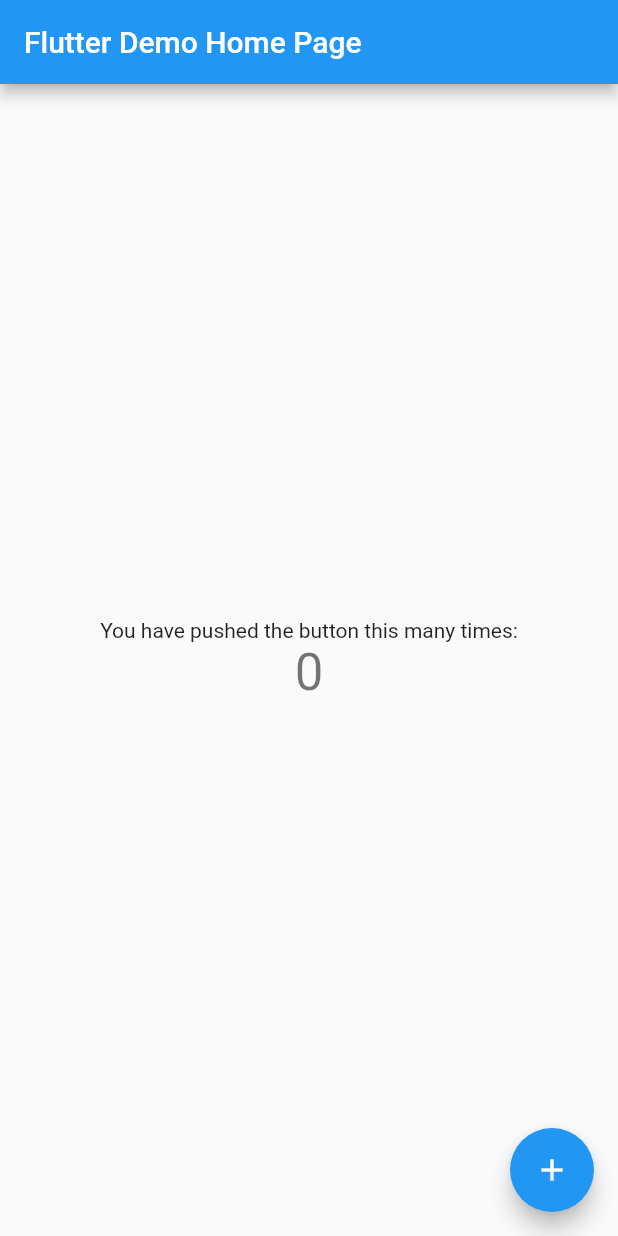
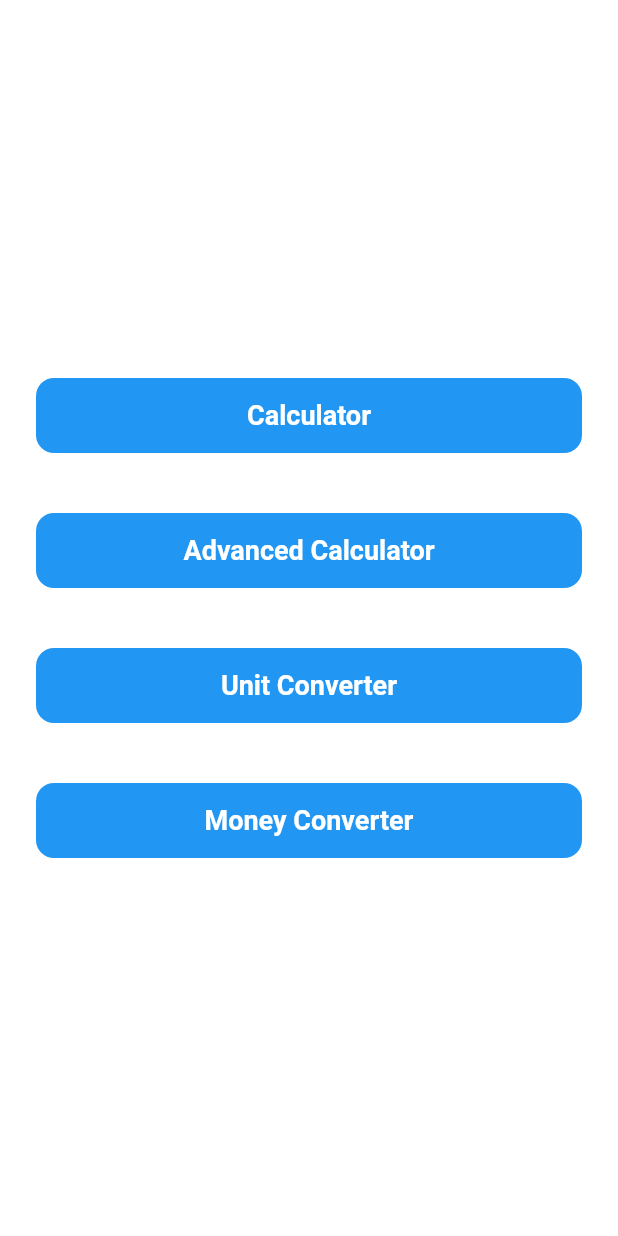
Before and after one commit to LuckyAnggara/flutter-calculator, a Flutter app: the screen it shows after launch, on a phone screen of 412 x 824 dp. Run offline on Flutter 3.47's test engine with Material 2 defaults, Android fonts, the phone set to English and light mode, and no system bars.

Commit message:
Ui Design to Code

```diff
--- a/lib/main.dart
+++ b/lib/main.dart
@@ -1,115 +1,24 @@
+import 'package:calculator/pages/calculator_page.dart';
+import 'package:calculator/pages/main_page.dart';
 import 'package:flutter/material.dart';
 
 void main() {
-  runApp(const MyApp());
+  runApp(MyApp());
 }
 
 class MyApp extends StatelessWidget {
   const MyApp({Key? key}) : super(key: key);
 
-  // This widget is the root of your application.
   @override
   Widget build(BuildContext context) {
     return MaterialApp(
-      title: 'Flutter Demo',
-      theme: ThemeData(
-        // This is the theme of your application.
-        //
-        // Try running your application with "flutter run". You'll see the
-        // application has a blue toolbar. Then, without quitting the app, try
-        // changing the primarySwatch below to Colors.green and then invoke
-        // "hot reload" (press "r" in the console where you ran "flutter run",
-        // or simply save your changes to "hot reload" in a Flutter IDE).
-        // Notice that the counter didn't reset back to zero; the application
-        // is not restarted.
-        primarySwatch: Colors.blue,
-      ),
-      home: const MyHomePage(title: 'Flutter Demo Home Page'),
+      routes: {
+        // When navigating to the "/" route, build the FirstScreen widget.
+        '/': (context) => const MainPage(),
+        // When navigating to the "/second" route, build the SecondScreen widget.
+        '/calculator': (context) => const CalculatorPage(),
+      },
+      initialRoute: '/',
     );
   }
 }
-
-class MyHomePage extends StatefulWidget {
-  const MyHomePage({Key? key, required this.title}) : super(key: key);
-
-  // This widget is the home page of your application. It is stateful, meaning
-  // that it has a State object (defined below) that contains fields that affect
-  // how it looks.
-
-  // This class is the configuration for the state. It holds the values (in this
-  // case the title) provided by the parent (in this case the App widget) and
-  // used by the build method of the State. Fields in a Widget subclass are
-  // always marked "final".
-
-  final String title;
-
-  @override
-  State<MyHomePage> createState() => _MyHomePageState();
-}
-
-class _MyHomePageState extends State<MyHomePage> {
-  int _counter = 0;
-
-  void _incrementCounter() {
-    setState(() {
-      // This call to setState tells the Flutter framework that something has
-      // changed in this State, which causes it to rerun the build method below
-      // so that the display can reflect the updated values. If we changed
-      // _counter without calling setState(), then the build method would not be
-      // called again, and so nothing would appear to happen.
-      _counter++;
-    });
-  }
-
-  @override
-  Widget build(BuildContext context) {
-    // This method is rerun every time setState is called, for instance as done
-    // by the _incrementCounter method above.
-    //
-    // The Flutter framework has been optimized to make rerunning build methods
-    // fast, so that you can just rebuild anything that needs updating rather
-    // than having to individually change instances of widgets.
-    return Scaffold(
-      appBar: AppBar(
-        // Here we take the value from the MyHomePage object that was created by
-        // the App.build method, and use it to set our appbar title.
-        title: Text(widget.title),
-      ),
-      body: Center(
-        // Center is a layout widget. It takes a single child and positions it
-        // in the middle of the parent.
-        child: Column(
-          // Column is also a layout widget. It takes a list of children and
-          // arranges them vertically. By default, it sizes itself to fit its
-          // children horizontally, and tries to be as tall as its parent.
-          //
-          // Invoke "debug painting" (press "p" in the console, choose the
-          // "Toggle Debug Paint" action from the Flutter Inspector in Android
-          // Studio, or the "Toggle Debug Paint" command in Visual Studio Code)
-          // to see the wireframe for each widget.
-          //
-          // Column has various properties to control how it sizes itself and
-          // how it positions its children. Here we use mainAxisAlignment to
-          // center the children vertically; the main axis here is the vertical
-          // axis because Columns are vertical (the cross axis would be
-          // horizontal).
-          mainAxisAlignment: MainAxisAlignment.center,
-          children: <Widget>[
-            const Text(
-              'You have pushed the button this many times:',
-            ),
-            Text(
-              '$_counter',
-              style: Theme.of(context).textTheme.headline4,
-            ),
-          ],
-        ),
-      ),
-      floatingActionButton: FloatingActionButton(
-        onPressed: _incrementCounter,
-        tooltip: 'Increment',
-        child: const Icon(Icons.add),
-      ), // This trailing comma makes auto-formatting nicer for build methods.
-    );
-  }
-}
--- /dev/null
+++ b/lib/pages/main_page.dart
@@ -0,0 +1,44 @@
+import 'package:calculator/widget/custom_button.dart';
+import 'package:flutter/material.dart';
+
+class MainPage extends StatelessWidget {
+  const MainPage({Key? key}) : super(key: key);
+
+  @override
+  Widget build(BuildContext context) {
+    return Scaffold(
+      backgroundColor: Colors.white,
+      body: Center(
+        child: SizedBox(
+          height: 400,
+          child: Padding(
+            padding: const EdgeInsets.symmetric(horizontal: 24),
+            child: Column(
+              mainAxisAlignment: MainAxisAlignment.spaceEvenly,
+              children: [
+                CustomButton(
+                  text: 'Calculator',
+                  onTap: () {
+                    Navigator.pushNamed(context, '/calculator');
+                  },
+                ),
+                CustomButton(
+                  text: 'Advanced Calculator',
+                  onTap: () {},
+                ),
+                CustomButton(
+                  text: 'Unit Converter',
+                  onTap: () {},
+                ),
+                CustomButton(
+                  text: 'Money Converter',
+                  onTap: () {},
+                ),
+              ],
+            ),
+          ),
+        ),
+      ),
+    );
+  }
+}
--- /dev/null
+++ b/lib/widget/custom_button.dart
@@ -0,0 +1,43 @@
+import 'package:flutter/material.dart';
+
+class CustomButton extends StatelessWidget {
+  final String text;
+  final VoidCallback onTap;
+  final Color backgroundColor;
+  final Color textColor;
+
+  const CustomButton(
+      {Key? key,
+      required this.text,
+      required this.onTap,
+      this.backgroundColor = Colors.blue,
+      this.textColor = Colors.white})
+      : super(key: key);
+
+  @override
+  Widget build(BuildContext context) {
+    return GestureDetector(
+      onTap: onTap,
+      child: Container(
+        width: double.infinity,
+        height: 50,
+        decoration: BoxDecoration(
+          color: backgroundColor,
+          borderRadius: const BorderRadius.all(
+            Radius.circular(12.0),
+          ),
+        ),
+        child: Center(
+          child: Text(
+            text,
+            style: TextStyle(
+              fontSize: 18,
+              color: textColor,
+              fontWeight: FontWeight.bold,
+            ),
+          ),
+        ),
+      ),
+    );
+  }
+}
```
Also changed, not shown: lib/pages/calculator_page.dart (added, +216 -0 lines).
